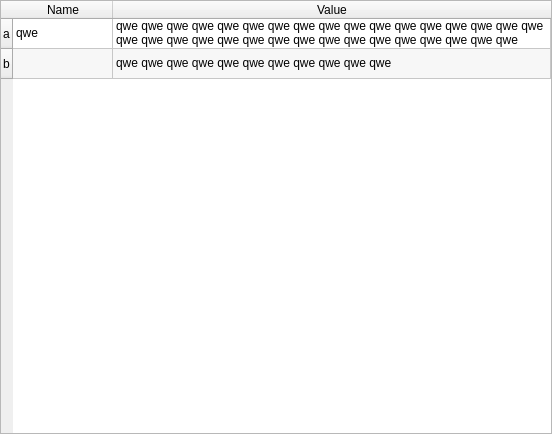
This is ui/attributestable.ui in nextgis/qgis_identifyplus as Qt 5 draws it before an edit. The edited form follows.
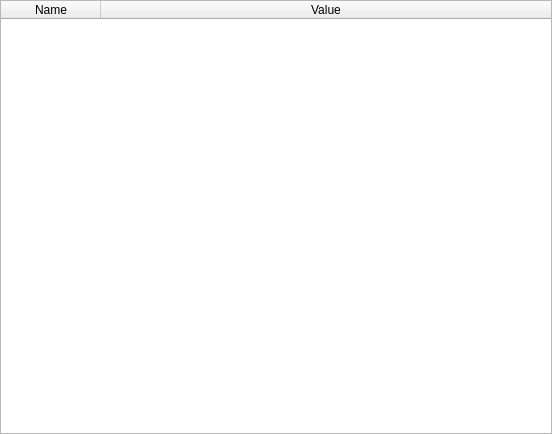
This is the edited form.

Diff of the .ui file:
```diff
--- a/ui/attributestable.ui
+++ b/ui/attributestable.ui
@@ -58,16 +58,6 @@
      <attribute name="horizontalHeaderStretchLastSection">
       <bool>true</bool>
      </attribute>
-     <row>
-      <property name="text">
-       <string>a</string>
-      </property>
-     </row>
-     <row>
-      <property name="text">
-       <string>b</string>
-      </property>
-     </row>
      <column>
       <property name="text">
        <string>Name</string>
@@ -78,21 +68,6 @@
        <string>Value</string>
       </property>
      </column>
-     <item row="0" column="0">
-      <property name="text">
-       <string>qwe</string>
-      </property>
-     </item>
-     <item row="0" column="1">
-      <property name="text">
-       <string>qwe qwe qwe qwe qwe qwe qwe qwe qwe qwe qwe qwe qwe qwe qwe qwe qwe qwe qwe qwe qwe qwe qwe qwe qwe qwe qwe qwe qwe qwe qwe qwe qwe </string>
-      </property>
-     </item>
-     <item row="1" column="1">
-      <property name="text">
-       <string>qwe qwe qwe qwe qwe qwe qwe qwe qwe qwe qwe </string>
-      </property>
-     </item>
     </widget>
    </item>
   </layout>
```
